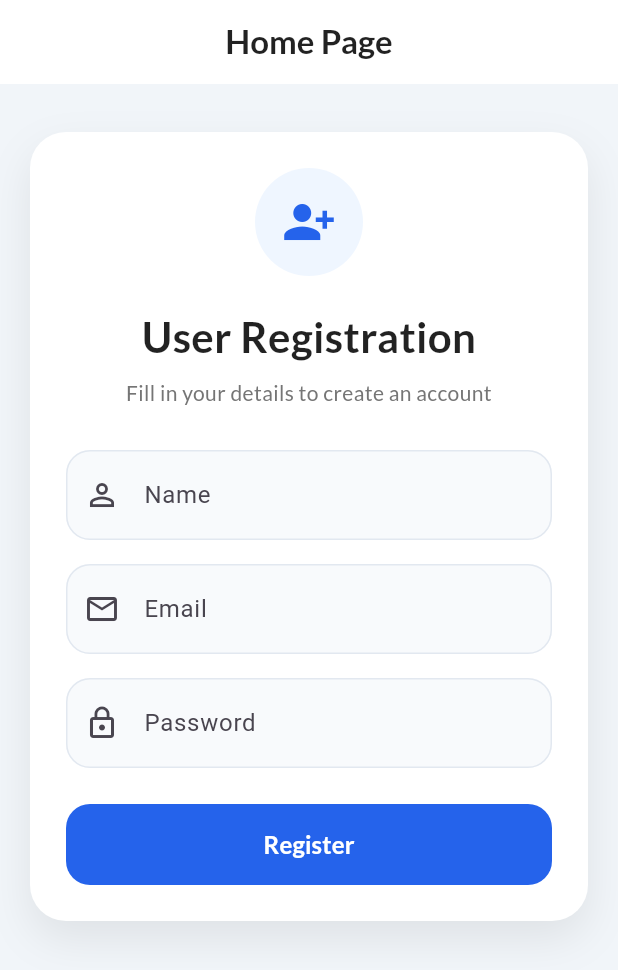
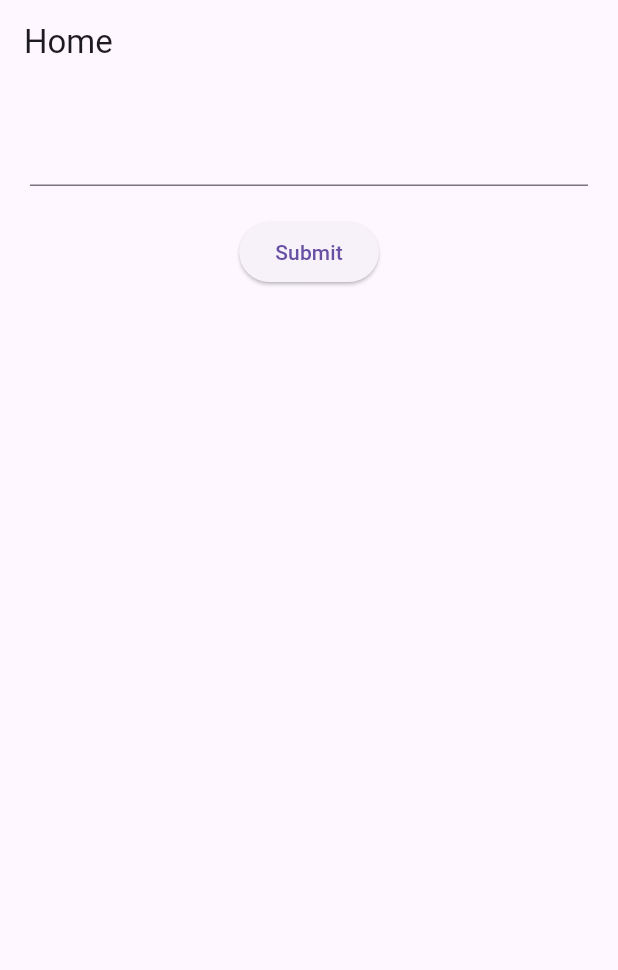
Before and after one commit to KodewithArun/Flutter-Complete-Learning---Arun, a Flutter app: the screen it shows after launch, on a phone screen of 412 x 824 dp. Shown: the top 970 px of the screen. Run offline on Flutter 3.47's test engine with Material 3 defaults, Android fonts, the phone set to English and light mode, and no system bars.

Commit message:
day9: understand about the user input  and dsiplay using scafoodmessenger

```diff
--- a/lib/main.dart
+++ b/lib/main.dart
@@ -1,5 +1,5 @@
 import 'package:flutter/material.dart';
-import 'screens/HomePage.dart';
+import 'screens/home_page.dart';
 
 void main() {
   runApp(MyApp());
--- a/lib/screens/HomePage.dart
+++ /dev/null
@@ -1,182 +0,0 @@
-import 'package:flutter/material.dart';
-import 'package:google_fonts/google_fonts.dart';
-
-class HomePage extends StatelessWidget {
-  const HomePage({super.key});
-
-  @override
-  Widget build(BuildContext context) {
-    TextEditingController nameController = TextEditingController();
-    TextEditingController emailController = TextEditingController();
-    TextEditingController passwordController = TextEditingController();
-
-    InputDecoration fieldDecoration({
-      required String label,
-      required String hint,
-      required IconData icon,
-    }) {
-      return InputDecoration(
-        labelText: label,
-        hintText: hint,
-        prefixIcon: Icon(icon),
-        filled: true,
-        fillColor: const Color(0xFFF8FAFC),
-        contentPadding: const EdgeInsets.symmetric(
-          horizontal: 16,
-          vertical: 18,
-        ),
-        border: OutlineInputBorder(
-          borderRadius: BorderRadius.circular(16),
-          borderSide: const BorderSide(color: Color(0xFFE2E8F0)),
-        ),
-        enabledBorder: OutlineInputBorder(
-          borderRadius: BorderRadius.circular(16),
-          borderSide: const BorderSide(color: Color(0xFFE2E8F0)),
-        ),
-        focusedBorder: OutlineInputBorder(
-          borderRadius: BorderRadius.circular(16),
-          borderSide: const BorderSide(color: Color(0xFF2563EB), width: 1.5),
-        ),
-      );
-    }
-
-    return Scaffold(
-      backgroundColor: const Color(0xFFF1F5F9),
-      appBar: AppBar(
-        centerTitle: true,
-        elevation: 0,
-        backgroundColor: Colors.white,
-        foregroundColor: Colors.black87,
-        title: Text(
-          'Home Page',
-          style: GoogleFonts.lato(
-            fontWeight: FontWeight.w700,
-            color: Colors.black87,
-          ),
-        ),
-      ),
-      body: SafeArea(
-        child: SingleChildScrollView(
-          padding: const EdgeInsets.all(20),
-          child: Column(
-            crossAxisAlignment: CrossAxisAlignment.stretch,
-            children: [
-              const SizedBox(height: 12),
-              Container(
-                padding: const EdgeInsets.all(24),
-                decoration: BoxDecoration(
-                  color: Colors.white,
-                  borderRadius: BorderRadius.circular(24),
-                  boxShadow: [
-                    BoxShadow(
-                      color: Colors.black.withOpacity(0.08),
-                      blurRadius: 24,
-                      offset: const Offset(0, 12),
-                    ),
-                  ],
-                ),
-                child: Column(
-                  crossAxisAlignment: CrossAxisAlignment.stretch,
-                  children: [
-                    Container(
-                      width: 72,
-                      height: 72,
-                      decoration: const BoxDecoration(
-                        color: Color(0xFFEFF6FF),
-                        shape: BoxShape.circle,
-                      ),
-                      child: const Icon(
-                        Icons.person_add_alt_1,
-                        size: 36,
-                        color: Color(0xFF2563EB),
-                      ),
-                    ),
-                    const SizedBox(height: 20),
-                    Text(
-                      'User Registration',
-                      textAlign: TextAlign.center,
-                      style: GoogleFonts.lato(
-                        fontSize: 28,
-                        fontWeight: FontWeight.w700,
-                        color: Colors.black87,
-                      ),
-                    ),
-                    const SizedBox(height: 8),
-                    Text(
-                      'Fill in your details to create an account',
-                      textAlign: TextAlign.center,
-                      style: GoogleFonts.lato(
-                        fontSize: 14,
-                        color: Colors.grey.shade600,
-                      ),
-                    ),
-                    const SizedBox(height: 28),
-                    TextField(
-                      controller: nameController,
-                      keyboardType: TextInputType.name,
-                      decoration: fieldDecoration(
-                        label: 'Name',
-                        hint: 'Enter your name',
-                        icon: Icons.person_outline,
-                      ),
-                    ),
-                    const SizedBox(height: 16),
-                    TextField(
-                      controller: emailController,
-                      keyboardType: TextInputType.emailAddress,
-                      decoration: fieldDecoration(
-                        label: 'Email',
-                        hint: 'Enter your email',
-                        icon: Icons.email_outlined,
-                      ),
-                    ),
-                    const SizedBox(height: 16),
-                    TextField(
-                      controller: passwordController,
-                      keyboardType: TextInputType.visiblePassword,
-                      obscureText: true,
-                      decoration: fieldDecoration(
-                        label: 'Password',
-                        hint: 'Enter your password',
-                        icon: Icons.lock_outline,
-                      ),
-                    ),
-                    const SizedBox(height: 24),
-                    SizedBox(
-                      height: 54,
-                      child: ElevatedButton(
-                        style: ElevatedButton.styleFrom(
-                          backgroundColor: const Color(0xFF2563EB),
-                          foregroundColor: Colors.white,
-                          elevation: 0,
-                          shape: RoundedRectangleBorder(
-                            borderRadius: BorderRadius.circular(16),
-                          ),
-                        ),
-                        onPressed: () {
-                          final name = nameController.text;
-                          final email = emailController.text;
-                          final password = passwordController.text;
-                          print(
-                            'Name: $name, Email: $email, Password: $password',
-                          );
-                        },
-                        child: Text(
-                          'Register',
-                          style: GoogleFonts.lato(
-                            fontSize: 16,
-                            fontWeight: FontWeight.w700,
-                          ),
-                        ),
-                      ),
-                    ),
-                  ],
-                ),
-              ),
-            ],
-          ),
-        ),
-      ),
-    );
-  }
-}
--- /dev/null
+++ b/lib/screens/home_page.dart
@@ -0,0 +1,31 @@
+import 'package:flutter/material.dart';
+
+class HomePage extends StatelessWidget {
+  HomePage({super.key});
+
+  final TextEditingController controller = TextEditingController();
+
+  @override
+  Widget build(BuildContext context) {
+    return Scaffold(
+      appBar: AppBar(title: const Text('Home')),
+      body: Padding(
+        padding: const EdgeInsets.all(20),
+        child: Column(
+          children: [
+            TextField(controller: controller),
+            const SizedBox(height: 20),
+            ElevatedButton(
+              onPressed: () {
+                ScaffoldMessenger.of(context).showSnackBar(
+                  SnackBar(content: Text('Hello ${controller.text}')),
+                );
+              },
+              child: const Text('Submit'),
+            ),
+          ],
+        ),
+      ),
+    );
+  }
+}
```
